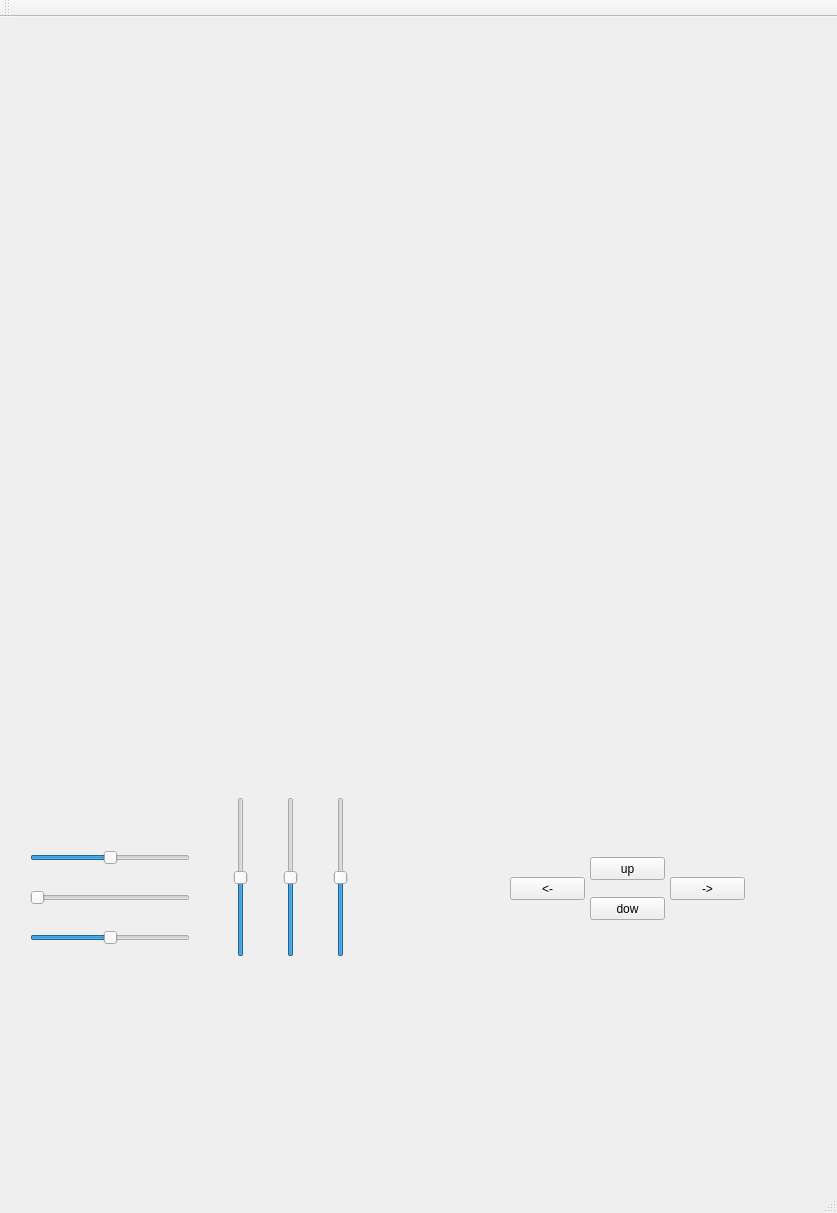
Qt form mainwindow.ui (Taraj/Graphics) before a commit.
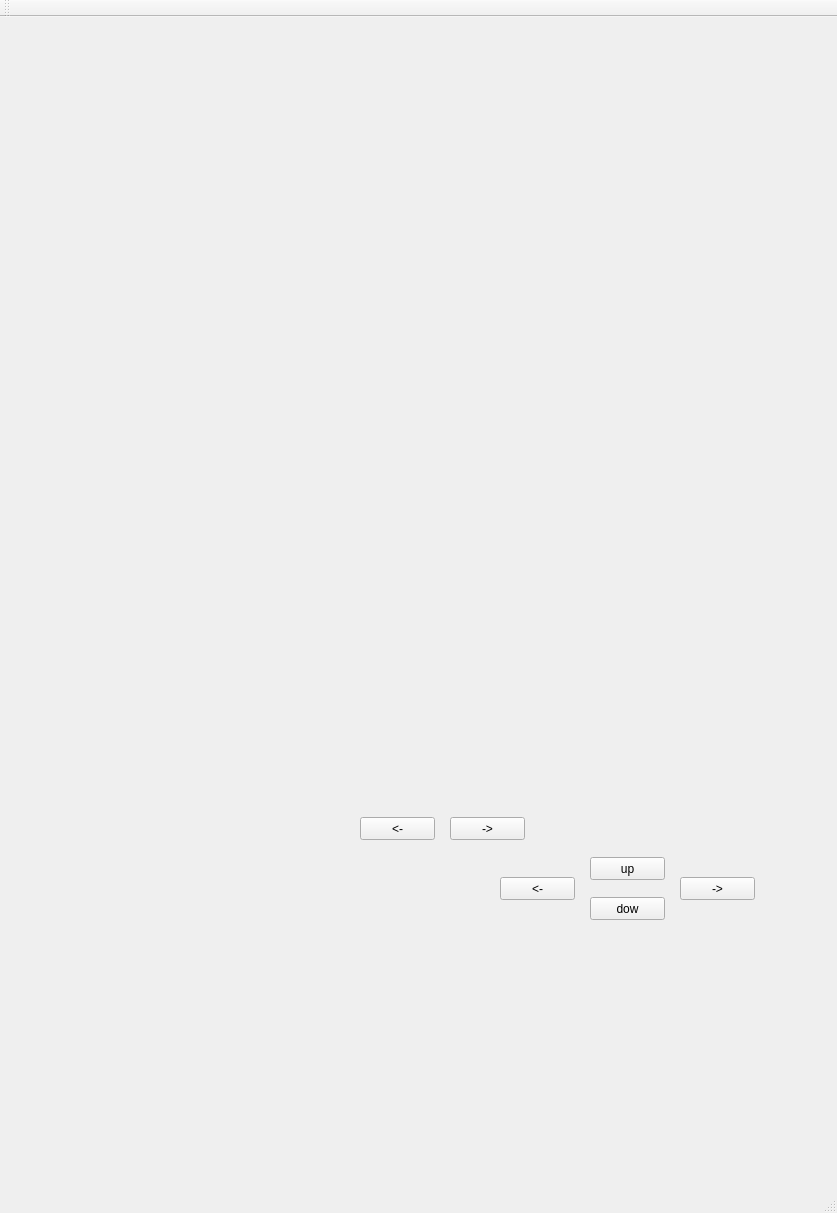
The same form after that commit.

```diff
--- a/mainwindow.ui
+++ b/mainwindow.ui
@@ -14,120 +14,6 @@
    <string>MainWindow</string>
   </property>
   <widget class="QWidget" name="centralWidget">
-   <widget class="QSlider" name="horizontalSlider">
-    <property name="geometry">
-     <rect>
-      <x>30</x>
-      <y>830</y>
-      <width>160</width>
-      <height>22</height>
-     </rect>
-    </property>
-    <property name="minimum">
-     <number>-10000</number>
-    </property>
-    <property name="maximum">
-     <number>10000</number>
-    </property>
-    <property name="orientation">
-     <enum>Qt::Horizontal</enum>
-    </property>
-   </widget>
-   <widget class="QSlider" name="horizontalSlider_2">
-    <property name="geometry">
-     <rect>
-      <x>30</x>
-      <y>870</y>
-      <width>160</width>
-      <height>22</height>
-     </rect>
-    </property>
-    <property name="minimum">
-     <number>0</number>
-    </property>
-    <property name="maximum">
-     <number>100000</number>
-    </property>
-    <property name="orientation">
-     <enum>Qt::Horizontal</enum>
-    </property>
-   </widget>
-   <widget class="QSlider" name="horizontalSlider_3">
-    <property name="geometry">
-     <rect>
-      <x>30</x>
-      <y>910</y>
-      <width>160</width>
-      <height>22</height>
-     </rect>
-    </property>
-    <property name="minimum">
-     <number>-10000</number>
-    </property>
-    <property name="maximum">
-     <number>10000</number>
-    </property>
-    <property name="orientation">
-     <enum>Qt::Horizontal</enum>
-    </property>
-   </widget>
-   <widget class="QSlider" name="verticalSlider">
-    <property name="geometry">
-     <rect>
-      <x>230</x>
-      <y>780</y>
-      <width>22</width>
-      <height>160</height>
-     </rect>
-    </property>
-    <property name="minimum">
-     <number>-360</number>
-    </property>
-    <property name="maximum">
-     <number>360</number>
-    </property>
-    <property name="orientation">
-     <enum>Qt::Vertical</enum>
-    </property>
-   </widget>
-   <widget class="QSlider" name="verticalSlider_2">
-    <property name="geometry">
-     <rect>
-      <x>280</x>
-      <y>780</y>
-      <width>22</width>
-      <height>160</height>
-     </rect>
-    </property>
-    <property name="minimum">
-     <number>-360</number>
-    </property>
-    <property name="maximum">
-     <number>360</number>
-    </property>
-    <property name="orientation">
-     <enum>Qt::Vertical</enum>
-    </property>
-   </widget>
-   <widget class="QSlider" name="verticalSlider_3">
-    <property name="geometry">
-     <rect>
-      <x>330</x>
-      <y>780</y>
-      <width>22</width>
-      <height>160</height>
-     </rect>
-    </property>
-    <property name="minimum">
-     <number>-360</number>
-    </property>
-    <property name="maximum">
-     <number>360</number>
-    </property>
-    <property name="orientation">
-     <enum>Qt::Vertical</enum>
-    </property>
-   </widget>
    <widget class="QPushButton" name="pushButton">
     <property name="geometry">
      <rect>
@@ -157,8 +43,8 @@
    <widget class="QPushButton" name="pushButton_3">
     <property name="geometry">
      <rect>
-      <x>510</x>
-      <y>860</y>
+      <x>360</x>
+      <y>800</y>
       <width>75</width>
       <height>23</height>
      </rect>
@@ -170,7 +56,33 @@
    <widget class="QPushButton" name="pushButton_4">
     <property name="geometry">
      <rect>
-      <x>670</x>
+      <x>450</x>
+      <y>800</y>
+      <width>75</width>
+      <height>23</height>
+     </rect>
+    </property>
+    <property name="text">
+     <string>-&gt;</string>
+    </property>
+   </widget>
+   <widget class="QPushButton" name="pushButton_5">
+    <property name="geometry">
+     <rect>
+      <x>500</x>
+      <y>860</y>
+      <width>75</width>
+      <height>23</height>
+     </rect>
+    </property>
+    <property name="text">
+     <string>&lt;-</string>
+    </property>
+   </widget>
+   <widget class="QPushButton" name="pushButton_6">
+    <property name="geometry">
+     <rect>
+      <x>680</x>
       <y>860</y>
       <width>75</width>
       <height>23</height>
```
